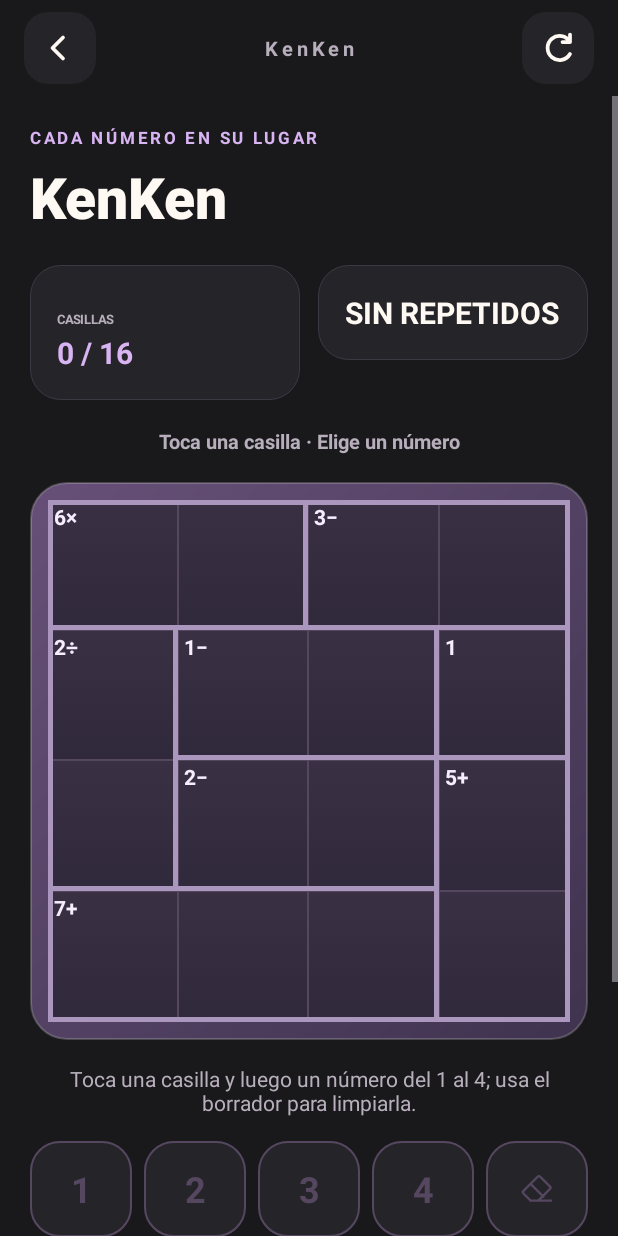
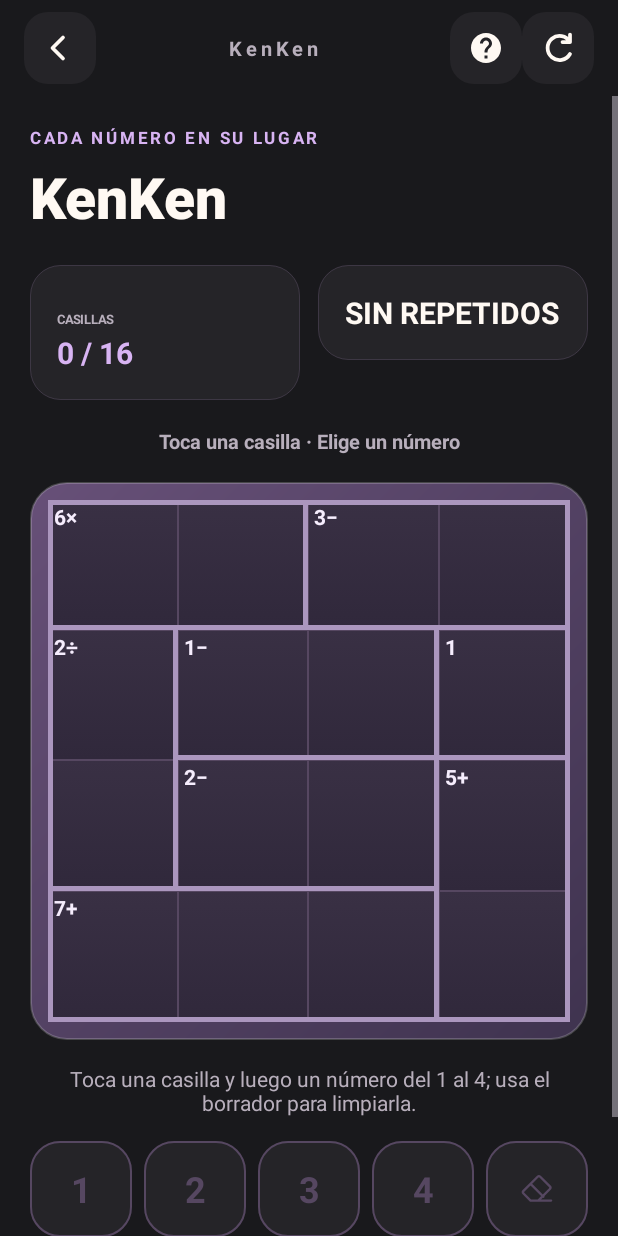
Before and after one commit to Eduarcito/Arcadia, an Android app: the KenKenActivity screen opened directly, with no data from a screen before it, on a phone screen of 412 x 824 dp. Run offline under Robolectric (Android 15) with nearby library versions, the phone set to English and light mode, and no system bars.

Commit message:
feat: add contextual help dialogs

```diff
--- a/app/src/main/java/com/example/arcadia/compartido/ui/EncabezadoJuegoView.kt
+++ b/app/src/main/java/com/example/arcadia/compartido/ui/EncabezadoJuegoView.kt
@@ -17,6 +17,12 @@ class EncabezadoJuegoView @JvmOverloads constructor(
     private val volver: View
     private val reiniciar: View
     private var titulo: android.widget.TextView? = null
+    private var ayuda: View? = null
+
+    fun alMostrarAyuda(accion: () -> Unit) {
+        ayuda?.isVisible = true
+        ayuda?.setOnClickListener { accion() }
+    }
 
     fun mostrarTitulo(texto: CharSequence) {
         titulo?.text = texto
@@ -32,6 +38,7 @@ class EncabezadoJuegoView @JvmOverloads constructor(
         volver = binding.back
         reiniciar = binding.restart
         reiniciar.isVisible = mostrarReiniciar
+        ayuda = binding.help
     }
 
     fun alVolver(accion: () -> Unit) {
--- a/app/src/main/java/com/example/arcadia/compartido/ui/PantallaPartidaView.kt
+++ b/app/src/main/java/com/example/arcadia/compartido/ui/PantallaPartidaView.kt
@@ -43,6 +43,11 @@ class PantallaPartidaView @JvmOverloads constructor(
             acento = getColor(R.styleable.PantallaPartidaView_acentoPartida, acento)
         }
         ViewCompat.setAccessibilityHeading(binding.title, true)
+        binding.encabezado.alMostrarAyuda {
+            com.google.android.material.dialog.MaterialAlertDialogBuilder(contexto).setTitle(R.string.arcade_help_title)
+                .setMessage(instrucciones).setPositiveButton(android.R.string.ok, null).show()
+        }
+        binding.ayuda.isVisible = false
         val oscuro = resources.configuration.uiMode and Configuration.UI_MODE_NIGHT_MASK ==
             Configuration.UI_MODE_NIGHT_YES
         val tinta = if (oscuro) acento else ColorUtils.blendARGB(acento, Color.BLACK, .48f)
--- /dev/null
+++ b/app/src/main/res/drawable/ic_ayuda.xml
@@ -0,0 +1,3 @@
+<vector xmlns:android="http://schemas.android.com/apk/res/android" android:width="24dp" android:height="24dp" android:viewportWidth="24" android:viewportHeight="24">
+    <path android:fillColor="@color/arcade_ink" android:pathData="M12,2C6.48,2 2,6.48 2,12s4.48,10 10,10 10,-4.48 10,-10S17.52,2 12,2zM13,19h-2v-2h2v2zM15.07,11.25l-0.9,0.92C13.45,12.9 13,13.5 13,15h-2v-0.5c0,-1.1 0.45,-2.1 1.17,-2.83l1.24,-1.26c0.37,-0.36 0.59,-0.86 0.59,-1.41 0,-1.1-0.9,-2-2,-2s-2,0.9-2,2H8c0,-2.21 1.79,-4 4,-4s4,1.79 4,4c0,0.88-0.36,1.68-0.93,2.25z"/>
+</vector>
--- /dev/null
+++ b/app/src/main/res/drawable/ic_bombilla.xml
@@ -0,0 +1,3 @@
+<vector xmlns:android="http://schemas.android.com/apk/res/android" android:width="24dp" android:height="24dp" android:viewportWidth="24" android:viewportHeight="24">
+    <path android:fillColor="#FFFFFF" android:pathData="M12,2C8.1,2 5,5.1 5,9c0,2.4 1.2,4.5 3,5.7V17c0,0.6 0.4,1 1,1h6c0.6,0 1,-0.4 1,-1v-2.3c1.8,-1.2 3,-3.3 3,-5.7 0,-3.9-3.1,-7-7,-7zM9.5,19c0,1.4 1.1,2.5 2.5,2.5s2.5,-1.1 2.5,-2.5v-0.5h-5V19z"/>
+</vector>
--- /dev/null
+++ b/app/src/main/res/drawable/ic_pico.xml
@@ -0,0 +1,3 @@
+<vector xmlns:android="http://schemas.android.com/apk/res/android" android:width="24dp" android:height="24dp" android:viewportWidth="24" android:viewportHeight="24">
+    <path android:fillColor="#FFFFFF" android:pathData="M14.5,3c-2.7,0-5.2,1.1-7,2.9L6.1,4.5c-0.4,-0.4-1,-0.4-1.4,0L3.3,5.9c-0.4,0.4-0.4,1,0,1.4l1.4,1.4C5.3,9.8 6,11 7.2,12.2l-3.9,3.9c-0.6,0.6-0.6,1.5,0,2.1l1.4,1.4c0.6,0.6 1.5,0.6 2.1,0l3.9,-3.9c1.2,1.2 2.4,1.9 3.6,2.5l-1.5,1.5c-0.4,0.4-0.4,1 0,1.4l1.4,1.4c0.4,0.4 1,0.4 1.4,0l1.4,-1.4c1.8,-1.8 2.9,-4.3 2.9,-7L14.5,3zM8.6,10.8c-1,-1-1.5,-2-1.8,-2.9l2.1,2.1 2.8,2.8 2.1,2.1c-0.9,-0.3-1.9,-0.8-2.9,-1.8L8.6,10.8z"/>
+</vector>
--- a/app/src/main/res/layout/activity_kenken.xml
+++ b/app/src/main/res/layout/activity_kenken.xml
@@ -114,13 +114,6 @@
                 android:layout_height="wrap_content"
                 android:text="@string/kenken_comprobar"
                 app:icon="@drawable/kenken_comprobar" />
-
-            <com.example.arcadia.compartido.ui.AyudaJuegoView
-                android:layout_width="match_parent"
-                android:layout_height="wrap_content"
-                android:layout_marginTop="12dp"
-                app:acentoBloque="@color/kenken_acento"
-                app:textoAyuda="@string/kenken_ayuda" />
         </LinearLayout>
         </androidx.constraintlayout.widget.ConstraintLayout>
     </ScrollView>
--- a/app/src/main/res/layout/encabezado_arcade.xml
+++ b/app/src/main/res/layout/encabezado_arcade.xml
@@ -24,6 +24,15 @@
         android:textStyle="bold"
         android:textColor="@color/arcade_muted" />
     <androidx.appcompat.widget.AppCompatImageButton
+        android:id="@+id/help"
+        android:layout_width="48dp"
+        android:layout_height="48dp"
+        android:padding="13dp"
+        android:background="@drawable/arcade_icon_button"
+        android:src="@drawable/ic_ayuda"
+        android:visibility="gone"
+        android:contentDescription="@string/arcade_help_title" />
+    <androidx.appcompat.widget.AppCompatImageButton
         android:id="@+id/restart"
         android:layout_width="48dp"
         android:layout_height="48dp"
--- a/app/src/main/res/values/juegos_nuevos.xml
+++ b/app/src/main/res/values/juegos_nuevos.xml
@@ -4,7 +4,7 @@
     <string name="minas_descubrir">Descubrir casillas</string>
     <string name="minas_marcar">Colocar banderas</string>
     <string name="minas_pista">Revelar una casilla segura, una vez por partida</string>
-    <string name="minas_contador">✹ %1$d</string>
+    <string name="minas_contador">%1$d</string>
     <string name="minas_contador_descripcion">Minas sin marcar: %1$d</string>
     <string name="minas_racha">RACHA\n%1$d</string>
     <string name="minas_record">RÉCORD\n%1$d</string>
```
Also changed, not shown: app/src/main/java/com/example/arcadia/juegos/kenken/KenKenActivity.kt (+7 -0 lines), app/src/main/res/layout/controles_buscaminas.xml (+4 -4 lines), 1 other file.
